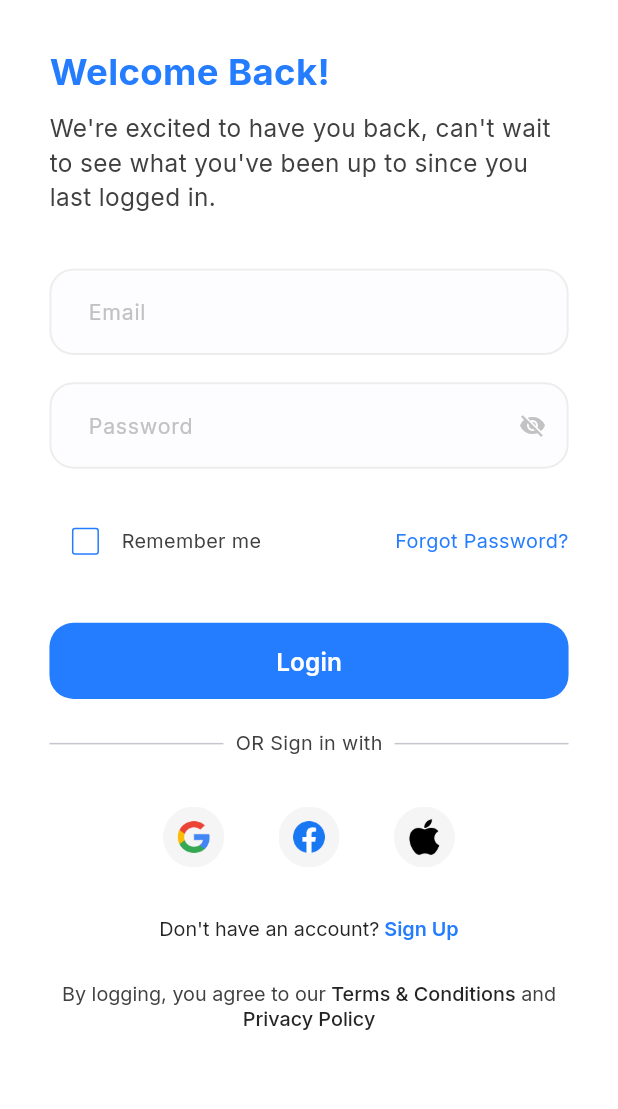
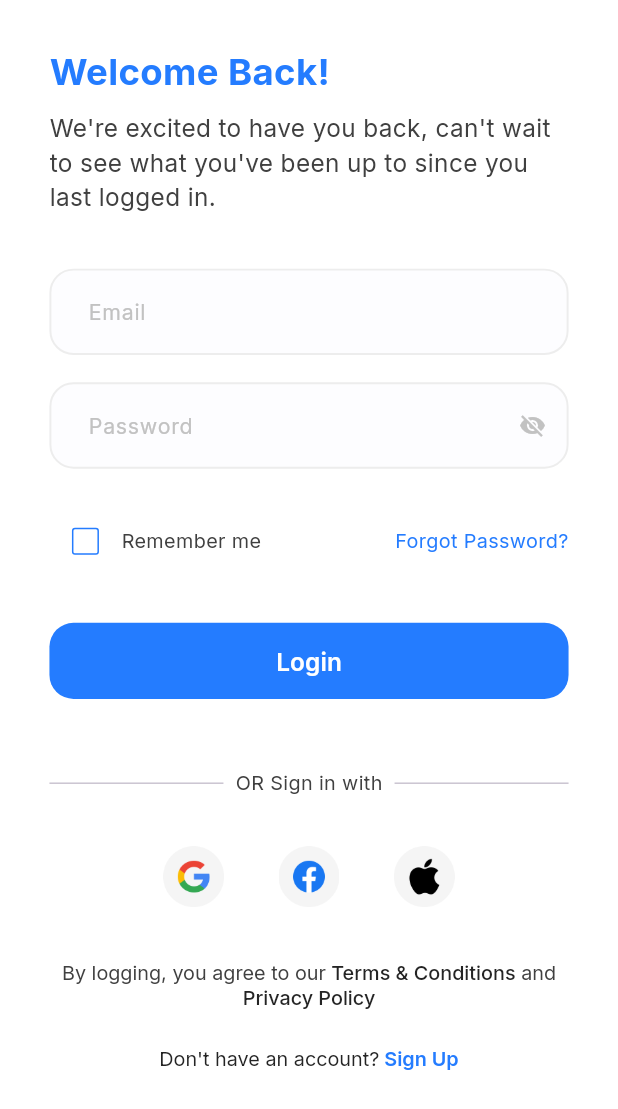
Before and after one commit to Hossam-Yaser/Docdoc, a Flutter app: the screen it shows after launch, after a tap on "GetStarted", on a phone screen of 412 x 824 dp. Shown: the top 1109 px of the screen. Run offline on Flutter 3.47's test engine with Material 3 defaults, Android fonts, the phone set to English and light mode, and no system bars; our stand-ins replace dio, flutter_bloc, flutter_screenutil, flutter_svg, freezed_annotation, get_it and 2 more; missing offline and left inert: flutter_intl_phone_field; generated files the repository leaves out were written again.

Commit message:
feat: Enhance signup and login screens with new UI components and validation logic -edit phone number validation regex to be more genetic -convert welcome text to custom genetic widget to be used for more than one scree -finish signup UI

```diff
--- a/lib/core/widgets/app_text_form_filed.dart
+++ b/lib/core/widgets/app_text_form_filed.dart
@@ -3,7 +3,7 @@ import 'package:doc_doc/core/theming/styles.dart';
 import 'package:flutter/material.dart';
 import 'package:flutter_screenutil/flutter_screenutil.dart';
 
-class AppTextFormFiled extends StatelessWidget {
+class AppTextFormFiled extends StatefulWidget {
   final EdgeInsetsGeometry? contentPadding;
   final InputBorder? focusedBorder;
   final InputBorder? enabledBorder;
@@ -35,17 +35,22 @@ class AppTextFormFiled extends StatelessWidget {
   });
 
   @override
+  State<AppTextFormFiled> createState() => _AppTextFormFiledState();
+}
+
+class _AppTextFormFiledState extends State<AppTextFormFiled> {
+  @override
   Widget build(BuildContext context) {
     return TextFormField(
-      validator: validator,
-      controller: controller,
+      validator: widget.validator,
+      controller: widget.controller,
       decoration: InputDecoration(
         isDense: true,
         contentPadding:
-            contentPadding ??
+            widget.contentPadding ??
             EdgeInsets.symmetric(horizontal: 20.w, vertical: 18.h),
         focusedBorder:
-            focusedBorder ??
+            widget.focusedBorder ??
             OutlineInputBorder(
               borderSide: const BorderSide(
                 color: ColorsManager.mainBlue,
@@ -54,14 +59,14 @@ class AppTextFormFiled extends StatelessWidget {
               borderRadius: BorderRadius.circular(16),
             ),
         focusedErrorBorder:
-            focusedErrorBorder ??
+            widget.focusedErrorBorder ??
             OutlineInputBorder(
               borderSide: const BorderSide(color: Colors.red, width: 1.3),
               borderRadius: BorderRadius.circular(16),
             ),
 
         enabledBorder:
-            enabledBorder ??
+            widget.enabledBorder ??
             OutlineInputBorder(
               borderSide: const BorderSide(
                 color: ColorsManager.lighterGrey,
@@ -69,20 +74,20 @@ class AppTextFormFiled extends StatelessWidget {
               ),
               borderRadius: BorderRadius.circular(16),
             ),
-        hintStyle: hintStyle ?? TextStyles.font14lightGreyregular,
-        hintText: hintText,
-        suffixIcon: suffixIcon,
+        hintStyle: widget.hintStyle ?? TextStyles.font14lightGreyregular,
+        hintText: widget.hintText,
+        suffixIcon: widget.suffixIcon,
         filled: true,
-        fillColor: backgroundColor ?? ColorsManager.moreLighterGrey,
+        fillColor: widget.backgroundColor ?? ColorsManager.moreLighterGrey,
         errorBorder:
-            errorBorder ??
+            widget.errorBorder ??
             OutlineInputBorder(
               borderSide: const BorderSide(color: Colors.red, width: 1.3),
               borderRadius: BorderRadius.circular(16),
             ),
       ),
 
-      obscureText: isObscureText ?? false,
+      obscureText: widget.isObscureText ?? false,
       style: TextStyles.font14DarkBlueMedium,
     );
   }
--- a/lib/features/login/ui/widgets/terms_and_conditions_text.dart
+++ b/lib/core/widgets/terms_and_conditions_text.dart
@@ -1,6 +1,6 @@
 import 'package:flutter/material.dart';
 
-import '../../../../core/theming/styles.dart';
+import '../theming/styles.dart';
 
 class TermsAndConditionsText extends StatelessWidget {
   const TermsAndConditionsText({super.key});
--- a/lib/core/widgets/welcome_header_text.dart
+++ b/lib/core/widgets/welcome_header_text.dart
@@ -7,11 +7,7 @@ import 'package:doc_doc/core/theming/styles.dart';
 class WelcomeHeaderText extends StatelessWidget {
   final String mainTitle;
   final String? supTitle;
-  const WelcomeHeaderText({
-    super.key,
-    required this.mainTitle,
-    required this.supTitle,
-  });
+  const WelcomeHeaderText({super.key, required this.mainTitle, this.supTitle});
 
   @override
   Widget build(BuildContext context) {
--- a/lib/features/login/ui/login_screen.dart
+++ b/lib/features/login/ui/login_screen.dart
@@ -8,7 +8,7 @@ import 'package:doc_doc/features/login/ui/widgets/dont_have_account_text.dart';
 import 'package:doc_doc/features/login/ui/widgets/email_and_password.dart';
 import 'package:doc_doc/features/login/ui/widgets/login_icons_widgets.dart';
 import 'package:doc_doc/features/login/ui/widgets/rememberme_and_forgetpassword.dart';
-import 'package:doc_doc/features/login/ui/widgets/terms_and_conditions_text.dart';
+import 'package:doc_doc/core/widgets/terms_and_conditions_text.dart';
 import 'package:flutter/material.dart';
 import 'package:flutter_bloc/flutter_bloc.dart';
 import 'package:flutter_screenutil/flutter_screenutil.dart';
@@ -51,26 +51,13 @@ class _LoginScreenState extends State<LoginScreen> {
                         validateThenDoLogin(context);
                       },
                     ),
-                    verticalSpacing(20),
-                    Row(
-                      children: [
-                        Expanded(child: Divider()),
-                        Padding(
-                          padding: const EdgeInsets.symmetric(horizontal: 8.0),
-                          child: Text(
-                            "OR Sign in with",
-                            style: TextStyles.font13greyregular,
-                          ),
-                        ),
-                        Expanded(child: Divider()),
-                      ],
-                    ),
-                    verticalSpacing(32),
+                    verticalSpacing(46),
+
                     LoginIconsWidgets(),
                     verticalSpacing(32),
+                    TermsAndConditionsText(),
+                    verticalSpacing(24),
                     DontHaveAccountText(),
-                    verticalSpacing(24),
-                    TermsAndConditionsText(),
                   ],
                 ),
               ],
--- a/lib/features/login/ui/widgets/login_icons_widgets.dart
+++ b/lib/features/login/ui/widgets/login_icons_widgets.dart
@@ -1,4 +1,5 @@
 import 'package:doc_doc/core/helpers/spacing.dart';
+import 'package:doc_doc/core/theming/styles.dart';
 import 'package:flutter/material.dart';
 import 'package:flutter_screenutil/flutter_screenutil.dart';
 
@@ -7,7 +8,23 @@ class LoginIconsWidgets extends StatelessWidget {
 
   @override
   Widget build(BuildContext context) {
-    return Row(
+    return Column(
+      children: [
+        Row(
+          children: [
+            Expanded(child: Divider()),
+            Padding(
+              padding: const EdgeInsets.symmetric(horizontal: 8.0),
+              child: Text(
+                "OR Sign in with",
+                style: TextStyles.font13greyregular,
+              ),
+            ),
+            Expanded(child: Divider()),
+          ],
+        ),
+        verticalSpacing(32),
+        Row(
           mainAxisAlignment: MainAxisAlignment.center,
           children: [
             InkWell(
@@ -37,6 +54,8 @@ class LoginIconsWidgets extends StatelessWidget {
               ),
             ),
           ],
+        ),
+      ],
     );
   }
 }
--- a/lib/features/signup/ui/widgets/already_have_account.dart
+++ b/lib/features/signup/ui/widgets/already_have_account.dart
@@ -1,12 +1,11 @@
 import 'package:doc_doc/core/helpers/extentions.dart';
-import 'package:doc_doc/core/routing/routes.dart';
 import 'package:flutter/gestures.dart';
 import 'package:flutter/material.dart';
 
 import '../../../../core/theming/styles.dart';
 
-class DontHaveAccountText extends StatelessWidget {
-  const DontHaveAccountText({super.key});
+class AlreadyHaveAccount extends StatelessWidget {
+  const AlreadyHaveAccount({super.key});
 
   @override
   Widget build(BuildContext context) {
@@ -23,7 +22,7 @@ class DontHaveAccountText extends StatelessWidget {
             style: TextStyles.font13BlueSemiBold,
             recognizer: TapGestureRecognizer()
               ..onTap = () {
-                context.pushReplacementNamed(Routes.signUpScreen);
+                context.pop();
               },
           ),
         ],
--- a/pubspec.yaml
+++ b/pubspec.yaml
@@ -32,7 +32,8 @@ dependencies:
   dio: ^5.9.0
   flutter:
     sdk: flutter
-  flutter_bloc: ^9.1.1
+  flutter_bloc: ^8.0.1
+  flutter_intl_phone_field: ^0.0.7
   flutter_native_splash: ^2.4.7
   flutter_screenutil: ^5.9.3
   flutter_svg: ^2.2.3
```
Also changed, not shown: lib/core/helpers/app_regex.dart (+15 -1 lines), lib/features/signup/ui/signup_screen.dart (+48 -1 lines), lib/features/signup/ui/widgets/recive_user_data_text_fields.dart (added, +132 -0 lines). Lines whose indentation alone changed are shown as unchanged.
